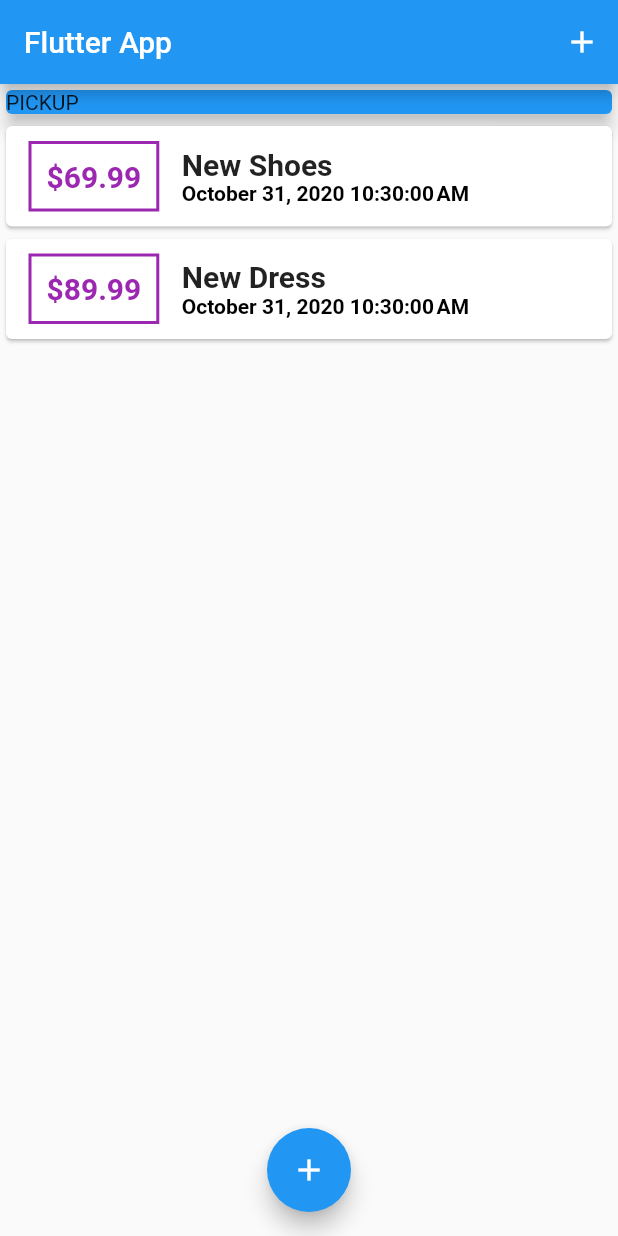
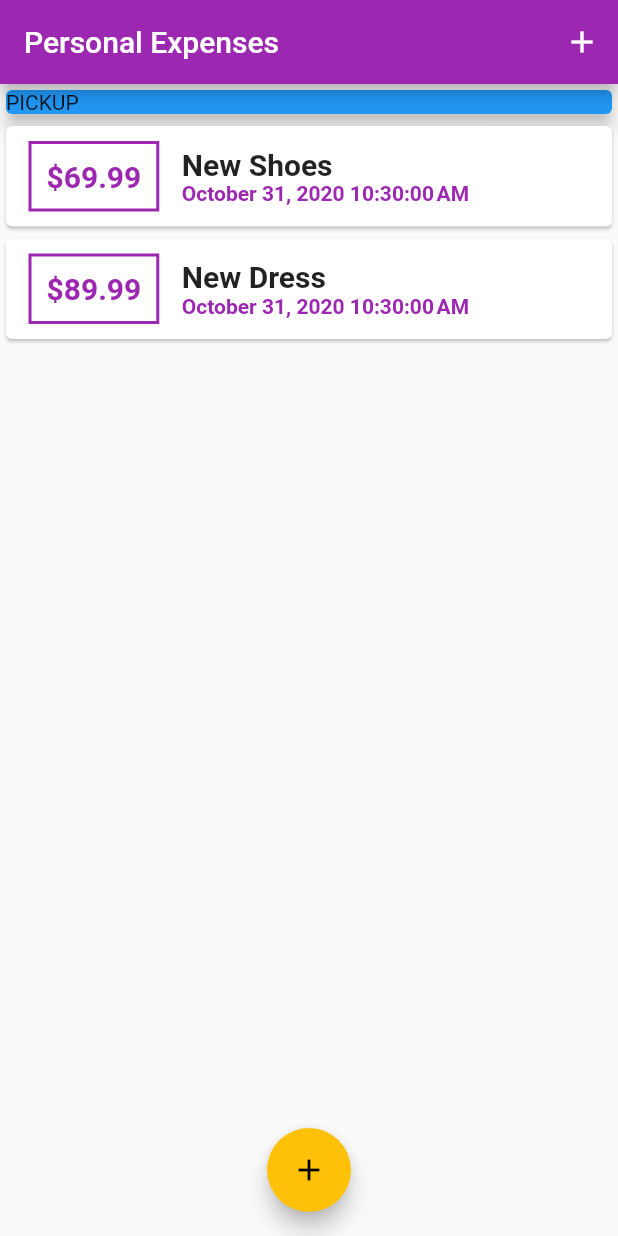
Before and after one commit to arvindnovem/Personal-Expenses-App, a Flutter app: the screen it shows after launch, on a phone screen of 412 x 824 dp. Run offline on Flutter 3.47's test engine with Material 2 defaults, Android fonts, the phone set to English and light mode, and no system bars.

Commit message:
Added Central Theme in Main.dart

```diff
--- a/lib/main.dart
+++ b/lib/main.dart
@@ -9,8 +9,12 @@ class MyApp extends StatelessWidget {
   @override
   Widget build(BuildContext context) {
     return MaterialApp(
-      title: 'Flutter App',
+      title: 'Personal Expenses',
       home: MyHomePage(),
+      theme: ThemeData(
+        primarySwatch: Colors.purple,
+        accentColor: Colors.amber,
+      ),
     );
   }
 }
@@ -62,7 +66,7 @@ class _MyHomePageState extends State<MyHomePage> {
   @override
   Widget build(BuildContext context) {
     return Scaffold(
-      appBar: AppBar(title: Text('Flutter App'), actions: [
+      appBar: AppBar(title: Text('Personal Expenses'), actions: [
         IconButton(
           icon: Icon(Icons.add),
           onPressed: () {},
--- a/lib/widgets/transaction_list.dart
+++ b/lib/widgets/transaction_list.dart
@@ -12,8 +12,7 @@ class TransactionList extends StatelessWidget {
         child: ListView.builder(
           itemBuilder: (ctx, index) {
             return Card(
-                child: Row(
-              children: [
+                child: Row(children: [
               Container(
                   margin: EdgeInsets.symmetric(vertical: 10, horizontal: 15),
                   decoration: BoxDecoration(
@@ -24,18 +23,18 @@ class TransactionList extends StatelessWidget {
                       style: TextStyle(
                         fontWeight: FontWeight.bold,
                         fontSize: 20,
-                          color: Colors.purple),
-                    )),
+                        color: Theme.of(context).primaryColor,
+                      ))),
               Column(crossAxisAlignment: CrossAxisAlignment.start, children: [
                 Text(transactions[index].title,
                     style:
                         TextStyle(fontWeight: FontWeight.bold, fontSize: 20)),
                 Text(DateFormat().format(transactions[index].date),
                     style: TextStyle(
-                          fontWeight: FontWeight.bold, color: Colors.black)),
+                        fontWeight: FontWeight.bold,
+                        color: Theme.of(context).primaryColor)),
               ]),
-              ],
-            ));
+            ]));
           },
           itemCount: transactions.length,
         ));
```
Lines whose indentation alone changed are shown as unchanged.
